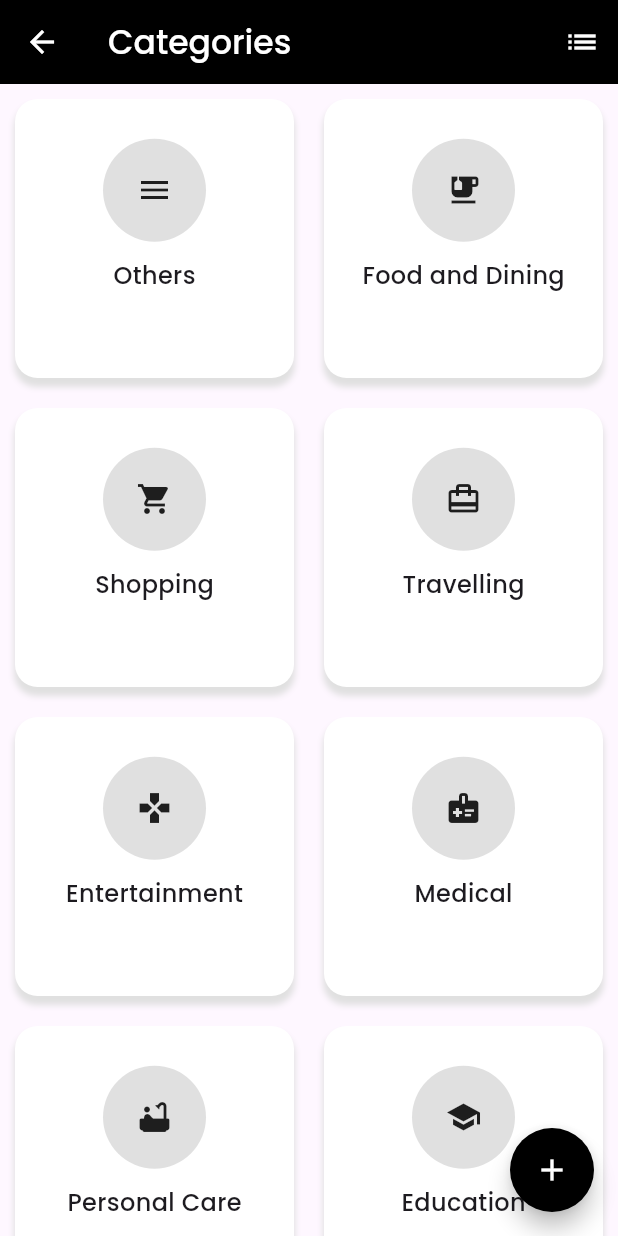
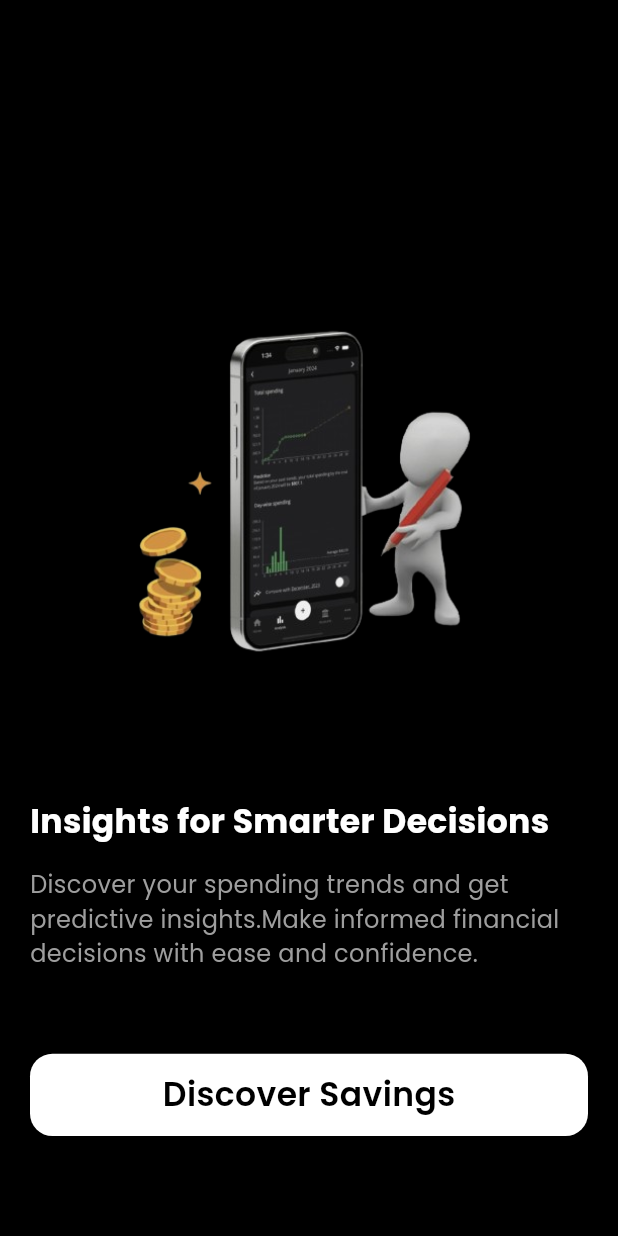
Before and after one commit to MauryaAayush/budget_tracker_app, a Flutter app: the screen it shows after launch, on a phone screen of 412 x 824 dp. Run offline on Flutter 3.47's test engine with Material 3 defaults, Android fonts, the phone set to English and light mode, and no system bars; our stand-ins replace google_fonts.

Commit message:
17-04-24

```diff
--- a/lib/main.dart
+++ b/lib/main.dart
@@ -1,3 +1,5 @@
+import 'package:budget_tracker_app/view/screens/SplashScreen/introprivacyscreen.dart';
+import 'package:budget_tracker_app/view/screens/SplashScreen/introsaving.dart';
 import 'package:budget_tracker_app/view/screens/SplashScreen/splash.dart';
 import 'package:budget_tracker_app/view/screens/add_transaction_screen/add_transaction.dart';
 import 'package:budget_tracker_app/view/screens/analyticsScreen/analytics.dart';
@@ -20,7 +22,7 @@ class BudgetTracker extends StatelessWidget {
   Widget build(BuildContext context) {
     return MaterialApp(
       debugShowCheckedModeBanner: false,
-      initialRoute: '/cat',
+      initialRoute: '/save',
       routes: {
         '/': (context) => const SplashScreen(),
         '/signUp': (context) => const SignUp(),
@@ -31,6 +33,8 @@ class BudgetTracker extends StatelessWidget {
         '/add' : (context) => const AddTransaction(),
         '/reminder' : (context) => const Reminder(),
         '/cat' : (context) => const Categories(),
+        '/privacy' : (context) => const Privacy(),
+        '/save' : (context) => const Saving(),
       },
     );
   }
--- /dev/null
+++ b/lib/view/screens/SplashScreen/introsaving.dart
@@ -0,0 +1,78 @@
+import 'package:flutter/material.dart';
+import 'package:google_fonts/google_fonts.dart';
+
+class Saving extends StatefulWidget {
+  const Saving({super.key});
+
+  @override
+  State<Saving> createState() => _SavingState();
+}
+
+class _SavingState extends State<Saving> {
+  @override
+  Widget build(BuildContext context) {
+    double height = MediaQuery.of(context).size.height;
+    double width = MediaQuery.of(context).size.width;
+    return Scaffold(
+      backgroundColor: Colors.black,
+      body: Padding(
+        padding: const EdgeInsets.only(top: 170, right: 20, left: 20),
+        child: Column(
+          crossAxisAlignment: CrossAxisAlignment.start,
+          children: [
+            Container(
+              height: height / 2.5,
+              width: width,
+              decoration: BoxDecoration(
+                  image: DecorationImage(
+                    image: AssetImage('assets/img/intro2.png'),
+                  )
+              ),
+            ),
+            SizedBox(
+              height: height / 25,
+            ),
+            Text(
+              'Insights for Smarter Decisions',
+              style: GoogleFonts.poppins(
+                fontSize: 22,
+                color: Colors.white,
+                fontWeight: FontWeight.bold,
+              ),
+            ),
+            SizedBox(
+              height: height / 55,
+            ),
+            Text(
+              'Discover your spending trends and get predictive insights.Make informed financial decisions with ease and confidence.',
+              style: GoogleFonts.poppins(
+                fontSize: 16,
+                color: Colors.grey,
+              ),
+            ),
+            SizedBox(
+              height: height / 15,
+            ),
+            Container(
+              height: height / 15,
+              width: width,
+              decoration: BoxDecoration(
+                color: Colors.white,
+                borderRadius: BorderRadius.circular(15),
+              ),
+              alignment: Alignment.center,
+              child: Text(
+                'Discover Savings',
+                style: GoogleFonts.poppins(
+                  fontSize: 22,
+                  color: Colors.black,
+                  fontWeight: FontWeight.w600,
+                ),
+              ),
+            ),
+          ],
+        ),
+      ),
+    );
+  }
+}
```
Also changed, not shown: lib/view/screens/SplashScreen/introprivacyscreen.dart (added, +69 -0 lines), assets/img/intro.png (added), assets/img/intro2.png (added).
